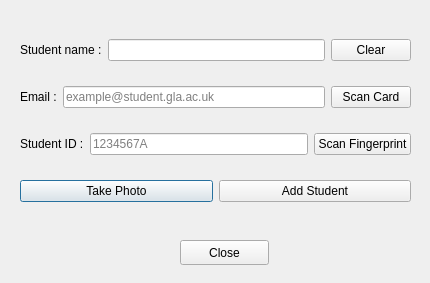
Above: UI/punchin/addstudentwindow.ui from lkobnas/Attendance-recording-system before the change. Below: the same form after it.
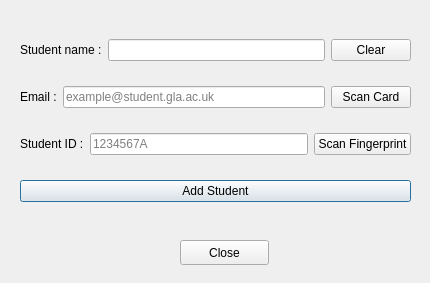
That is the form after the change.

Commit message: Updated doorlock class and removed used button in UI

Diff of the .ui file:
```diff
--- a/UI/punchin/addstudentwindow.ui
+++ b/UI/punchin/addstudentwindow.ui
@@ -25,13 +25,6 @@
    <layout class="QGridLayout" name="gridLayout">
     <item row="5" column="0">
      <layout class="QHBoxLayout" name="horizontalLayout_3">
-      <item>
-       <widget class="QPushButton" name="sPhotoButton">
-        <property name="text">
-         <string>Take Photo</string>
-        </property>
-       </widget>
-      </item>
       <item>
        <widget class="QPushButton" name="sAddButton">
         <property name="text">
```
The commit also changes 7 other files.
